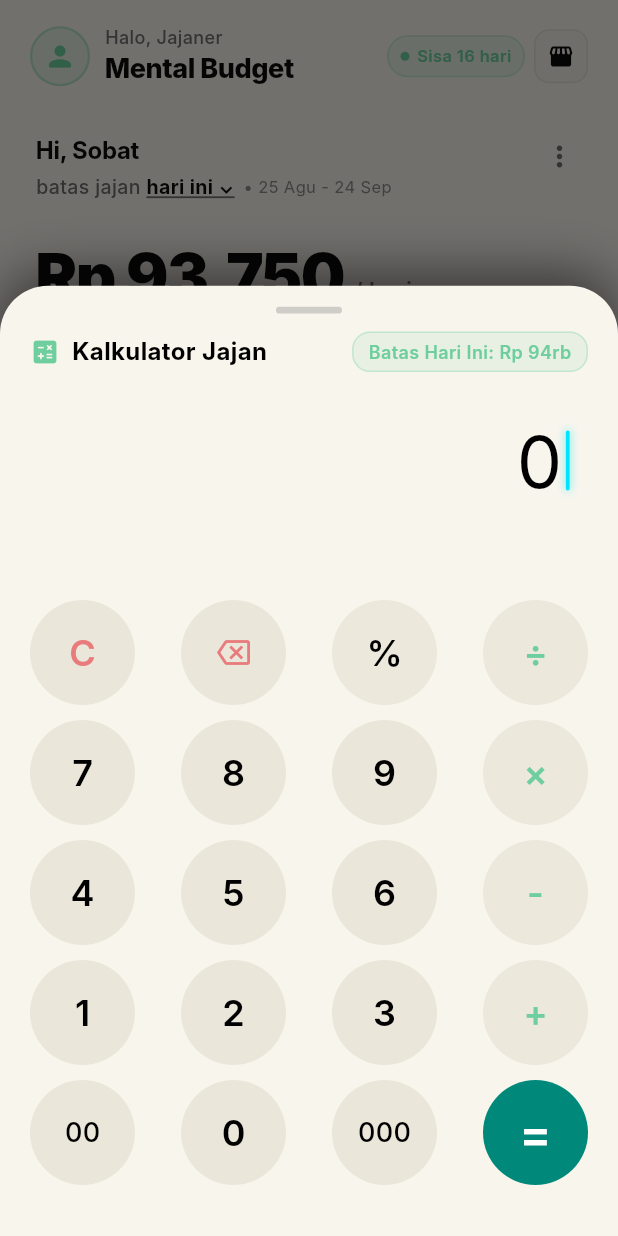
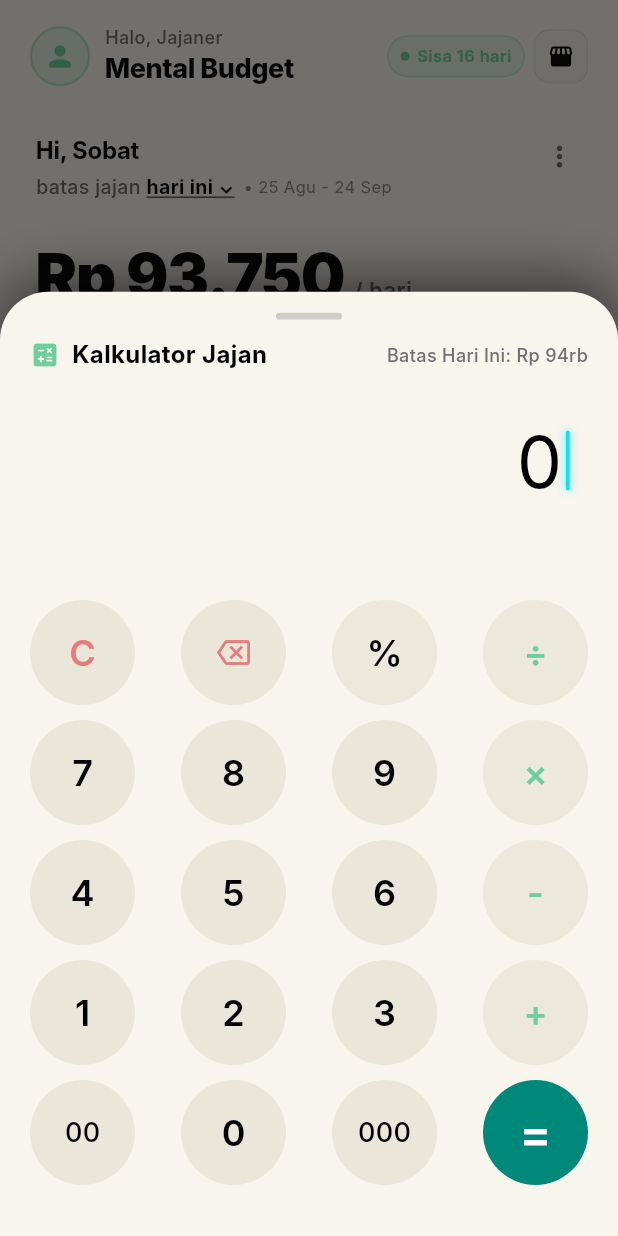
Before and after one commit to HelloRayy/expense-tracker, a Flutter app: the screen it shows after launch, item 3 of the bottom bar chosen, on a phone screen of 412 x 824 dp. Run offline on Flutter 3.47's test engine with Material 3 defaults, Android fonts, the phone set to English and light mode, and no system bars; our stand-ins replace shared_preferences, sqflite; accounts and stored records are empty; Roboto replaces fonts that are missing (Inter).

Commit message:
feat(quick-log): move warning indicator directly onto nominal digits and replace badge with clean UI text

```diff
--- a/lib/features/quick_log/quick_log_dialog.dart
+++ b/lib/features/quick_log/quick_log_dialog.dart
@@ -189,8 +189,9 @@ class _QuickLogDialogState extends State<QuickLogDialog> {
     }
   }
 
-  Widget _buildExpressionWidget(Color textPrimary) {
+  Widget _buildExpressionWidget(Color textPrimary, {required bool isOverBudget}) {
     const accentCyan = Color(0xFF00E5FF);
+    final numberColor = isOverBudget ? PirschColors.roseRed : textPrimary;
 
     if (_expression.trim().isEmpty) {
       return RichText(
@@ -256,7 +257,7 @@ class _QuickLogDialogState extends State<QuickLogDialog> {
             text: formattedNum,
             style: TextStyle(
               fontFamily: 'Inter',
-              color: textPrimary,
+              color: numberColor,
               fontWeight: FontWeight.w400,
             ),
           ),
@@ -310,14 +311,6 @@ class _QuickLogDialogState extends State<QuickLogDialog> {
     final btnBg = isDark ? const Color(0xFF18181A) : const Color(0xFFEBE6DA);
     final textPrimary = isDark ? Colors.white : Colors.black;
     final textSecondary = isDark ? const Color(0xFF8E8E93) : const Color(0xFF707070);
-
-    final badgeColor = isOverBudget ? PirschColors.roseRed : PirschColors.mintGreen;
-    final badgeBg = isOverBudget
-        ? PirschColors.roseRed.withValues(alpha: 0.15)
-        : PirschColors.mintGreen.withValues(alpha: 0.12);
-    final badgeBorder = isOverBudget
-        ? PirschColors.roseRed.withValues(alpha: 0.4)
-        : PirschColors.mintGreen.withValues(alpha: 0.3);
 
     return Container(
       decoration: BoxDecoration(
@@ -376,29 +369,13 @@ class _QuickLogDialogState extends State<QuickLogDialog> {
                       ),
                     ],
                   ),
-                  Container(
-                    padding: const EdgeInsets.symmetric(horizontal: 10, vertical: 4),
-                    decoration: BoxDecoration(
-                      color: badgeBg,
-                      borderRadius: BorderRadius.circular(12),
-                      border: Border.all(color: badgeBorder),
-                    ),
-                    child: Row(
-                      mainAxisSize: MainAxisSize.min,
-                      children: [
-                        if (isOverBudget) ...[
-                          Icon(Icons.warning_amber_rounded, color: badgeColor, size: 14),
-                          const SizedBox(width: 4),
-                        ],
-                        Text(
-                          'Batas Hari Ini: ${CurrencyFormatter.formatCompact(dailyAllowance)}',
-                          style: TextStyle(
-                            color: badgeColor,
-                            fontSize: 12,
-                            fontWeight: FontWeight.w600,
-                          ),
-                        ),
-                      ],
+                  // Clean UI Text (No Badge Container)
+                  Text(
+                    'Batas Hari Ini: ${CurrencyFormatter.formatCompact(dailyAllowance)}',
+                    style: TextStyle(
+                      color: textSecondary,
+                      fontSize: 12,
+                      fontWeight: FontWeight.w500,
                     ),
                   ),
                 ],
@@ -412,11 +389,11 @@ class _QuickLogDialogState extends State<QuickLogDialog> {
                 child: Column(
                   crossAxisAlignment: CrossAxisAlignment.end,
                   children: [
-                    // Top line: Formatted expression with cyan operator and cursor
+                    // Top line: Formatted expression with warning color on nominal digits
                     FittedBox(
                       fit: BoxFit.scaleDown,
                       alignment: Alignment.centerRight,
-                      child: _buildExpressionWidget(textPrimary),
+                      child: _buildExpressionWidget(textPrimary, isOverBudget: isOverBudget),
                     ),
                     const SizedBox(height: 10),
                     // Bottom line: Evaluated sub-result in subtle gray or red warning when over budget
```
Also changed, not shown: 2 other files.
